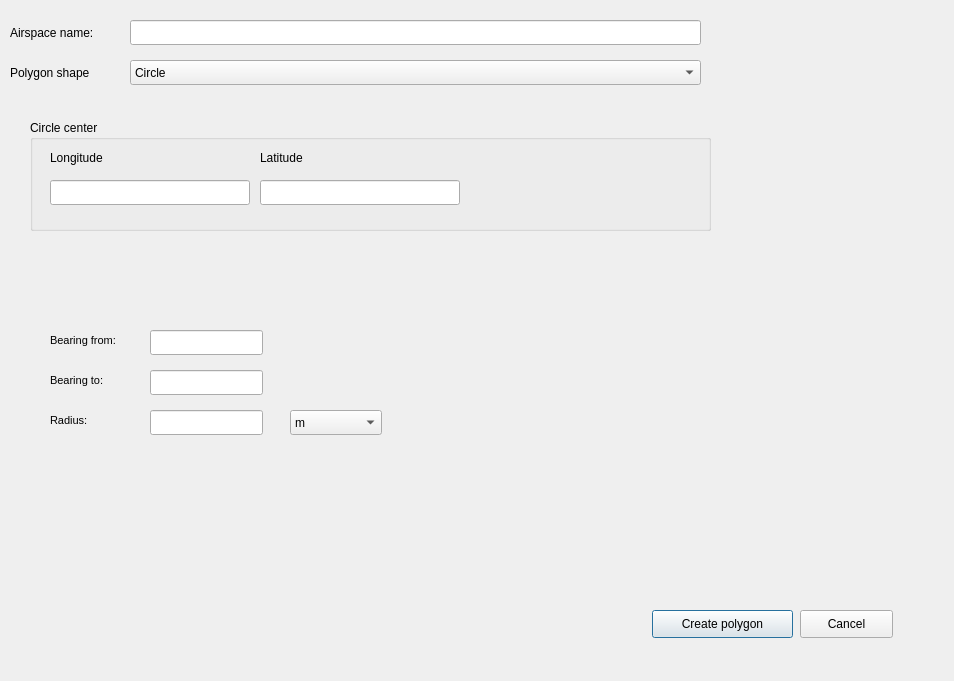
First picture: the form in airspace_geometry_builder/airspace_geometry_builder_dialog_base.ui, repository strpaw/qgis3-airspace-geometry-builder, before the edit.
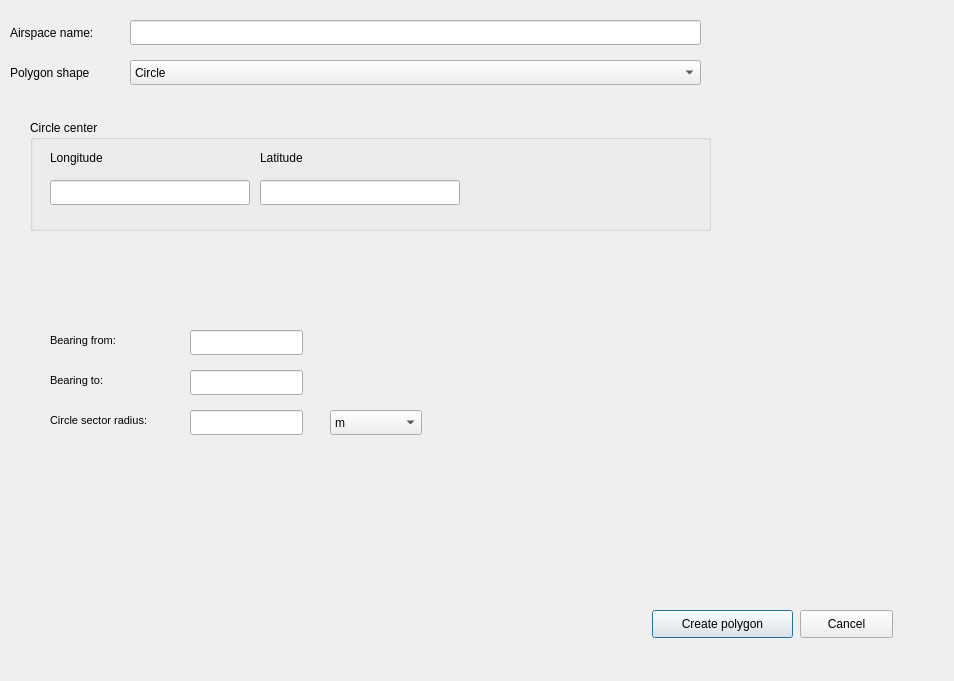
Second picture: the form after the edit. The open tabs and pages were chosen to show the change.

Commit message: Refactor distance - adjust to aviation_gis_tools v0.2.0

Patch:
```diff
--- a/airspace_geometry_builder/airspace_geometry_builder_dialog_base.ui
+++ b/airspace_geometry_builder/airspace_geometry_builder_dialog_base.ui
@@ -403,7 +403,7 @@
       <widget class="QLineEdit" name="lineEditCircleSectorBrngFrom">
        <property name="geometry">
         <rect>
-         <x>120</x>
+         <x>160</x>
          <y>60</y>
          <width>113</width>
          <height>25</height>
@@ -413,7 +413,7 @@
       <widget class="QComboBox" name="lineEditCircleSectorRadiusUOM">
        <property name="geometry">
         <rect>
-         <x>260</x>
+         <x>300</x>
          <y>140</y>
          <width>92</width>
          <height>25</height>
@@ -448,7 +448,7 @@
       <widget class="QLineEdit" name="lineEditCircleSectorRadius">
        <property name="geometry">
         <rect>
-         <x>120</x>
+         <x>160</x>
          <y>140</y>
          <width>113</width>
          <height>25</height>
@@ -458,7 +458,7 @@
       <widget class="QLineEdit" name="lineEditCircleSectorBrngTo">
        <property name="geometry">
         <rect>
-         <x>120</x>
+         <x>160</x>
          <y>100</y>
          <width>113</width>
          <height>25</height>
@@ -490,7 +490,7 @@
         <rect>
          <x>20</x>
          <y>140</y>
-         <width>91</width>
+         <width>121</width>
          <height>21</height>
         </rect>
        </property>
@@ -502,7 +502,7 @@
         </font>
        </property>
        <property name="text">
-        <string>Radius:</string>
+        <string>Circle sector radius:</string>
        </property>
       </widget>
       <widget class="QLabel" name="label_10">
```
Left out of the diff: 10 changed lines with no effect on the pictures. The commit also changes 1 other file.
